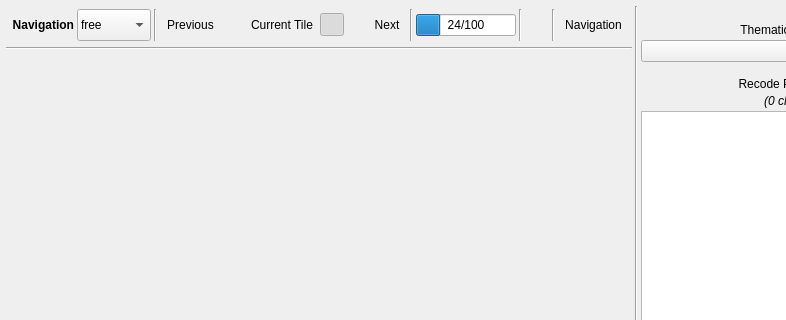
SMByC/ThRasE, file ui/main_dialog.ui: the form before one commit; both pictures show x 0 to 786 and y 0 to 320 of the 987 by 581 pixel window.
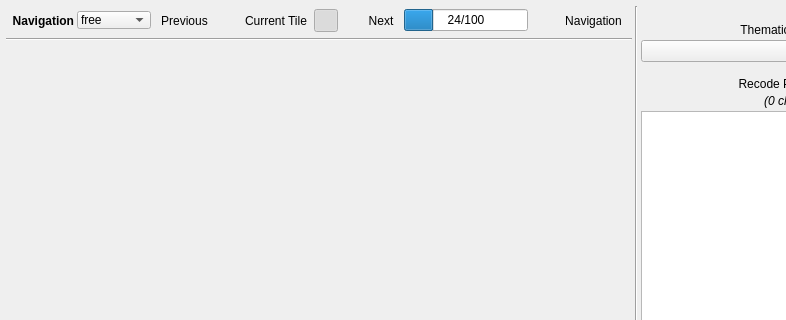
The form after the commit. Icons and pictures are not drawn. Custom widgets are drawn as their Qt base class.

Commit message: Several UI adjustments and fixes

```diff
--- a/ui/main_dialog.ui
+++ b/ui/main_dialog.ui
@@ -722,17 +722,11 @@
             <item>
              <widget class="QComboBox" name="QCBox_NavType">
               <property name="sizePolicy">
-               <sizepolicy hsizetype="Maximum" vsizetype="Maximum">
+               <sizepolicy hsizetype="Maximum" vsizetype="Fixed">
                 <horstretch>0</horstretch>
                 <verstretch>0</verstretch>
                </sizepolicy>
               </property>
-              <property name="maximumSize">
-               <size>
-                <width>16777215</width>
-                <height>32</height>
-               </size>
-              </property>
               <property name="cursor">
                <cursorShape>PointingHandCursor</cursorShape>
               </property>
@@ -766,12 +760,6 @@
                 <verstretch>0</verstretch>
                </sizepolicy>
               </property>
-              <property name="maximumSize">
-               <size>
-                <width>16777215</width>
-                <height>32</height>
-               </size>
-              </property>
               <layout class="QHBoxLayout" name="horizontalLayout_3">
                <property name="spacing">
                 <number>3</number>
@@ -824,13 +812,6 @@
                      <property name="bottomMargin">
                       <number>0</number>
                      </property>
-                     <item>
-                      <widget class="Line" name="line_7">
-                       <property name="orientation">
-                        <enum>Qt::Vertical</enum>
-                       </property>
-                      </widget>
-                     </item>
                      <item>
                       <widget class="QToolButton" name="previousTile">
                        <property name="cursor">
@@ -982,13 +963,6 @@
                     </layout>
                    </widget>
                   </item>
-                  <item>
-                   <widget class="Line" name="line_8">
-                    <property name="orientation">
-                     <enum>Qt::Vertical</enum>
-                    </property>
-                   </widget>
-                  </item>
                   <item>
                    <widget class="QProgressBar" name="QPBar_TilesNavigation">
                     <property name="sizePolicy">
@@ -1005,13 +979,6 @@
                     </property>
                    </widget>
                   </item>
-                  <item>
-                   <widget class="Line" name="line_5">
-                    <property name="orientation">
-                     <enum>Qt::Vertical</enum>
-                    </property>
-                   </widget>
-                  </item>
                   <item>
                    <widget class="QToolButton" name="QPBtn_OpenInGE">
                     <property name="toolTip">
@@ -1029,13 +996,6 @@
                     </property>
                    </widget>
                   </item>
-                  <item>
-                   <widget class="Line" name="line_6">
-                    <property name="orientation">
-                     <enum>Qt::Vertical</enum>
-                    </property>
-                   </widget>
-                  </item>
                  </layout>
                 </widget>
                </item>
```
Left out of the diff: 38 changed lines with no effect on the pictures. The commit also changes 5 other files.
